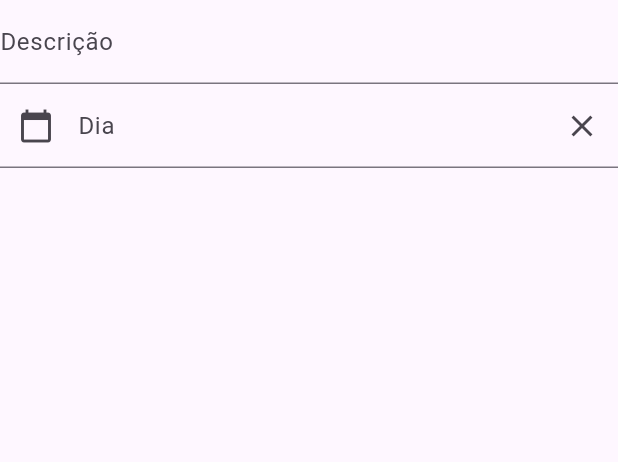
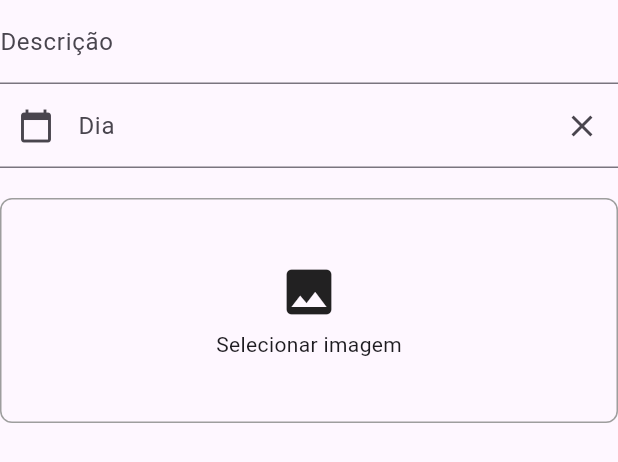
Before and after one commit to Fransley2307/Favorite-Place, a Flutter app: the ConteudoFormDialog widget shown alone on an empty page, opened directly, on a phone screen of 412 x 824 dp. Shown: the top 462 px of the screen. Run offline on Flutter 3.47's test engine with Material 3 defaults, Android fonts, the phone set to English and light mode, and no system bars; our stand-ins replace image_picker.

Commit message:
Add Imagens

```diff
--- a/lib/widgets/conteudo_form_dialog.dart
+++ b/lib/widgets/conteudo_form_dialog.dart
@@ -1,26 +1,27 @@
-
-
+import 'dart:io';
 import 'package:flutter/cupertino.dart';
 import 'package:flutter/material.dart';
 import 'package:intl/intl.dart';
+import 'package:image_picker/image_picker.dart';
 
 import '../model/tarefa.dart';
 
-class ConteudoFormDialog extends StatefulWidget{
+class ConteudoFormDialog extends StatefulWidget {
   final Tarefa? tarefaAtual;
 
-  ConteudoFormDialog({Key? key, this.tarefaAtual }):super(key: key);
+  ConteudoFormDialog({Key? key, this.tarefaAtual}) : super(key: key);
 
   ConteudoFormDialogState createState() => ConteudoFormDialogState();
-
 }
 
-class ConteudoFormDialogState extends State<ConteudoFormDialog>{
+class ConteudoFormDialogState extends State<ConteudoFormDialog> {
   final formkey = GlobalKey<FormState>();
   final descricaoController = TextEditingController();
   final prazoController = TextEditingController();
   final prazoFormat = DateFormat('dd/MM/yyyy');
 
+  File? imagemSelecionada;
+  final ImagePicker picker = ImagePicker();
 
   @override
   void initState() {
@@ -32,55 +33,110 @@ class ConteudoFormDialogState extends State<ConteudoFormDialog>{
   }
 
   @override
-  Widget build (BuildContext context){
+  Widget build(BuildContext context) {
     return Form(
         key: formkey,
         child: Column(
           mainAxisSize: MainAxisSize.min,
           children: [
+
             TextFormField(
               controller: descricaoController,
               decoration: const InputDecoration(labelText: 'Descrição'),
-                validator: (String? valor){
-                  if (valor == null || valor.isEmpty){
+              validator: (String? valor) {
+                if (valor == null || valor.isEmpty) {
                   return 'Informe a Descrição';
                 }
                 return null;
-                }
+              },
             ),
+
             TextFormField(
               controller: prazoController,
-              decoration: InputDecoration(labelText:'Dia',
+              decoration: InputDecoration(
+                labelText: 'Dia',
                 prefixIcon: IconButton(
                     onPressed: _mostrarCalendario,
-                    icon: Icon(Icons.calendar_today)
-                ),
+                    icon: const Icon(Icons.calendar_today)),
                 suffixIcon: IconButton(
                     onPressed: () => prazoController.clear(),
-                    icon: Icon(Icons.close)
-                ),
+                    icon: const Icon(Icons.close)),
               ),
               readOnly: true,
             ),
 
+            const SizedBox(height: 20),
+
+            GestureDetector(
+              onTap: _selecionarImagem,
+              child: Container(
+                height: 150,
+                width: double.infinity,
+                decoration: BoxDecoration(
+                  border: Border.all(color: Colors.grey),
+                  borderRadius: BorderRadius.circular(8),
+                ),
+                child: imagemSelecionada == null
+                    ? const Center(
+                  child: Column(
+                    mainAxisAlignment: MainAxisAlignment.center,
+                    children: [
+                      Icon(Icons.image, size: 40),
+                      SizedBox(height: 5),
+                      Text("Selecionar imagem"),
                     ],
+                  ),
                 )
-    );
+                    : Image.file(
+                  imagemSelecionada!,
+                  fit: BoxFit.cover,
+                ),
+              ),
+            ),
+
+            const SizedBox(height: 10),
+
+            if (imagemSelecionada != null)
+              TextButton.icon(
+                onPressed: () {
+                  setState(() {
+                    imagemSelecionada = null;
+                  });
+                },
+                icon: const Icon(Icons.delete),
+                label: const Text("Remover imagem"),
+              ),
+          ],
+        ));
   }
 
-  void _mostrarCalendario(){
-    final dataFormatada = prazoController!.text;
+  Future<void> _selecionarImagem() async {
+    final XFile? imagem = await picker.pickImage(
+      source: ImageSource.gallery,
+    );
+
+    if (imagem != null) {
+      setState(() {
+        imagemSelecionada = File(imagem.path);
+      });
+    }
+  }
+
+  void _mostrarCalendario() {
+    final dataFormatada = prazoController.text;
     var data = DateTime.now();
-    if (dataFormatada.isNotEmpty){
+
+    if (dataFormatada.isNotEmpty) {
       data = prazoFormat.parse(dataFormatada);
     }
+
     showDatePicker(
       context: context,
       initialDate: data,
-        firstDate: data.subtract(Duration(days: 61)),
-        lastDate: data.add(Duration(days: 61)),
+      firstDate: data.subtract(const Duration(days: 61)),
+      lastDate: data.add(const Duration(days: 61)),
     ).then((DateTime? dataSelecionada) {
-      if (dataSelecionada != null){
+      if (dataSelecionada != null) {
         setState(() {
           prazoController.text = prazoFormat.format(dataSelecionada);
         });
@@ -93,8 +149,8 @@ class ConteudoFormDialogState extends State<ConteudoFormDialog>{
   Tarefa get novaTarefa => Tarefa(
     id: widget.tarefaAtual?.id ?? 0,
     descricao: descricaoController.text,
-      prazo: prazoController.text.isEmpty ? null :
-      prazoFormat.parse(prazoController.text)
+    prazo: prazoController.text.isEmpty
+        ? null
+        : prazoFormat.parse(prazoController.text),
   );
-
 }
--- a/pubspec.yaml
+++ b/pubspec.yaml
@@ -36,6 +36,7 @@ dependencies:
   cupertino_icons: ^1.0.8
   intl: ^0.20.2
   shared_preferences: ^2.5.4
+  image_picker: ^1.0.7
 
 dev_dependencies:
   flutter_test:
```
Also changed, not shown: pubspec.lock. Lines whose indentation alone changed are shown as unchanged.
